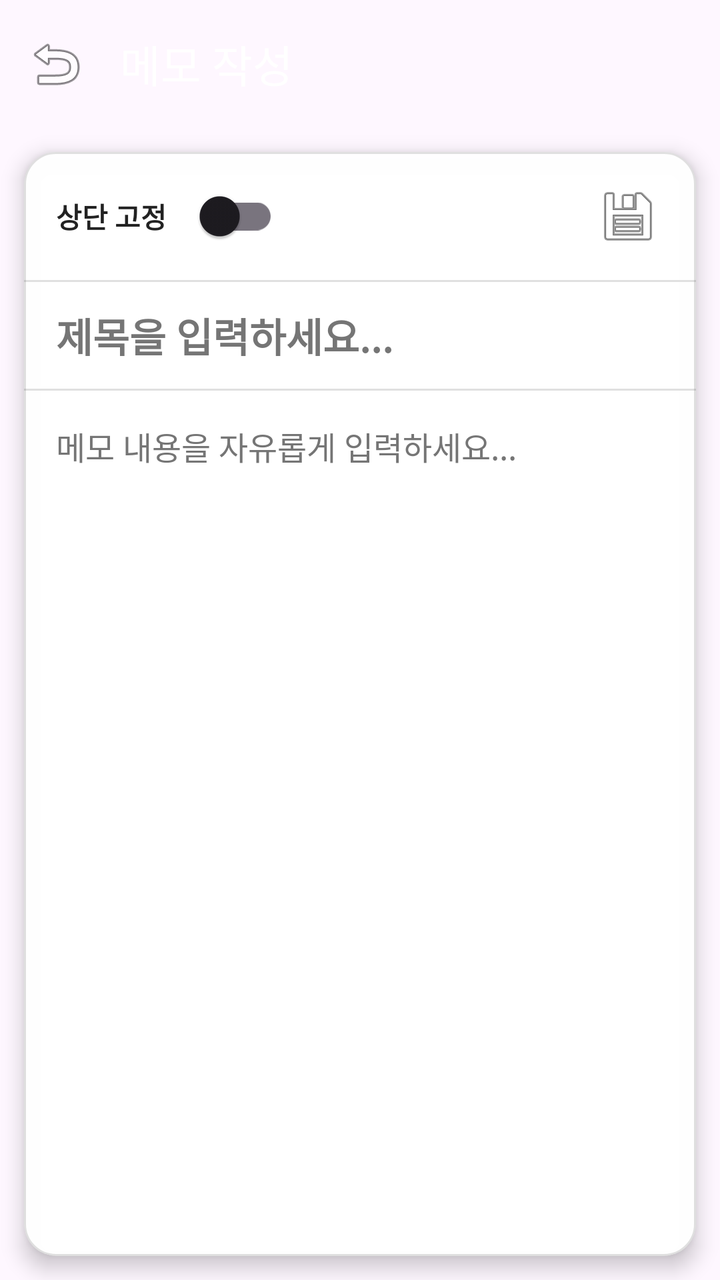
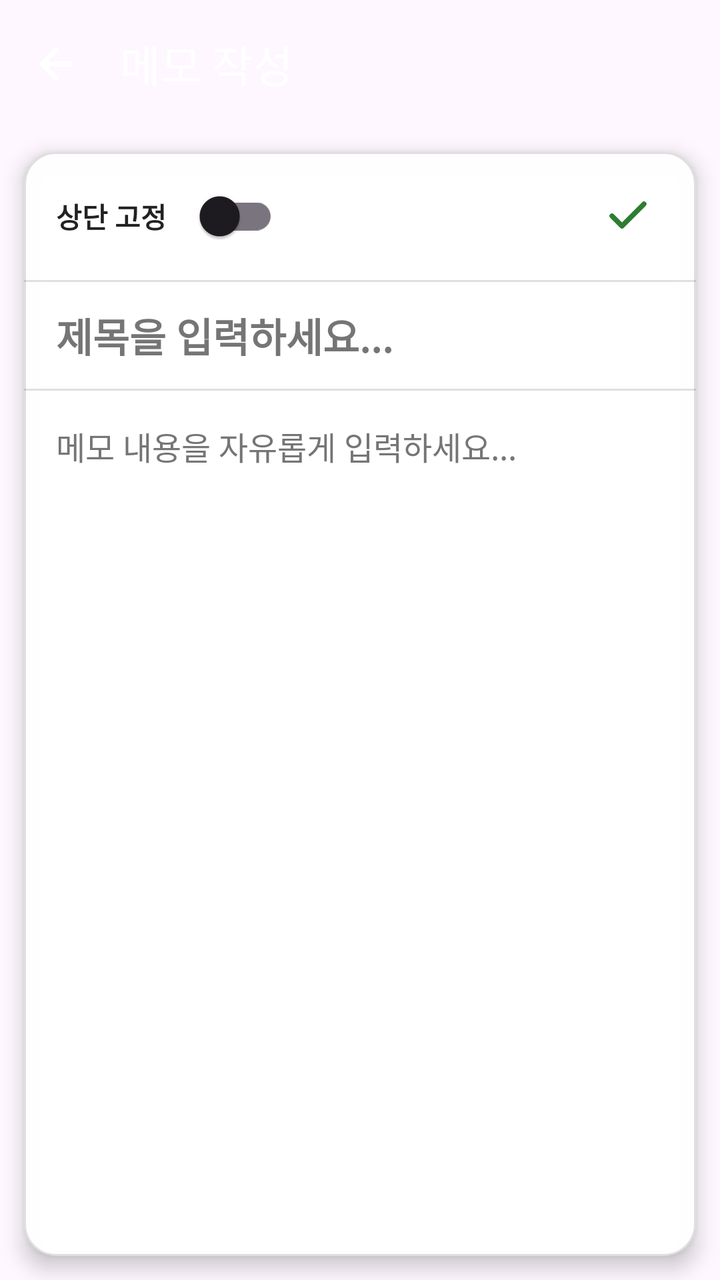

Screens rendered from an Android XML layout before and after an edit, with the pre-edit source and the edit as a unified diff.
<!-- AndroidManifest.xml: application theme Theme.MyPlayStore -->
<!-- res/layout/activity_memo_edit.xml -->
<?xml version="1.0" encoding="utf-8"?>
<LinearLayout xmlns:android="http://schemas.android.com/apk/res/android"
    xmlns:app="http://schemas.android.com/apk/res-auto"
    xmlns:tools="http://schemas.android.com/tools"
    android:id="@+id/layoutRoot"
    android:layout_width="match_parent"
    android:layout_height="match_parent"
    android:orientation="vertical"
    tools:context=".ui.edit.MemoEditActivity">

    <com.google.android.material.appbar.AppBarLayout
        android:layout_width="match_parent"
        android:layout_height="wrap_content"
        app:elevation="4dp">

        <com.google.android.material.appbar.MaterialToolbar
            android:id="@+id/toolbarEdit"
            android:layout_width="match_parent"
            android:layout_height="?attr/actionBarSize"
            app:navigationIcon="@android:drawable/ic_menu_revert"
            app:title="메모 작성"
            app:titleTextColor="@color/white" />
    </com.google.android.material.appbar.AppBarLayout>

    <com.google.android.material.card.MaterialCardView
        android:layout_width="match_parent"
        android:layout_height="0dp"
        android:layout_margin="12dp"
        android:layout_weight="1"
        app:cardBackgroundColor="#FAFFFFFF"
        app:cardCornerRadius="16dp"
        app:cardElevation="6dp"
        app:strokeColor="#1F000000"
        app:strokeWidth="1dp">

        <LinearLayout
            android:layout_width="match_parent"
            android:layout_height="match_parent"
            android:orientation="vertical">

            
            <LinearLayout
                android:layout_width="match_parent"
                android:layout_height="wrap_content"
                android:gravity="center_vertical"
                android:orientation="horizontal"
                android:paddingHorizontal="16dp"
                android:paddingVertical="8dp">

                <TextView
                    android:layout_width="wrap_content"
                    android:layout_height="wrap_content"
                    android:text="상단 고정"
                    android:textColor="#222222"
                    android:textSize="14sp"
                    android:textStyle="bold" />

                <com.google.android.material.switchmaterial.SwitchMaterial
                    android:id="@+id/switchPin"
                    android:layout_width="wrap_content"
                    android:layout_height="wrap_content"
                    android:layout_marginStart="8dp" />

                <View
                    android:layout_width="0dp"
                    android:layout_height="0dp"
                    android:layout_weight="1" />

                <ImageButton
                    android:id="@+id/btnDelete"
                    android:layout_width="36dp"
                    android:layout_height="36dp"
                    android:background="?attr/selectableItemBackgroundBorderless"
                    android:contentDescription="삭제"
                    android:src="@android:drawable/ic_menu_delete"
                    android:visibility="gone"
                    tools:visibility="visible" />

                <ImageButton
                    android:id="@+id/btnSave"
                    android:layout_width="36dp"
                    android:layout_height="36dp"
                    android:layout_marginStart="8dp"
                    android:background="?attr/selectableItemBackgroundBorderless"
                    android:contentDescription="저장"
                    android:src="@android:drawable/ic_menu_save" />
            </LinearLayout>

            <View
                android:layout_width="match_parent"
                android:layout_height="1dp"
                android:background="#E0E0E0" />

            <EditText
                android:id="@+id/etTitle"
                android:layout_width="match_parent"
                android:layout_height="wrap_content"
                android:background="@null"
                android:hint="제목을 입력하세요..."
                android:textColorHint="#757575"
                android:importantForAutofill="no"
                android:inputType="text"
                android:paddingHorizontal="16dp"
                android:paddingVertical="12dp"
                android:textColor="#111111"
                android:textSize="20sp"
                android:textStyle="bold" />

            <View
                android:layout_width="match_parent"
                android:layout_height="1dp"
                android:background="#E0E0E0" />

            <EditText
                android:id="@+id/etContent"
                android:layout_width="match_parent"
                android:layout_height="0dp"
                android:layout_weight="1"
                android:background="@null"
                android:gravity="top"
                android:hint="메모 내용을 자유롭게 입력하세요..."
                android:textColorHint="#757575"
                android:importantForAutofill="no"
                android:inputType="textMultiLine"
                android:padding="16dp"
                android:textColor="#222222"
                android:textSize="16sp" />

        </LinearLayout>
    </com.google.android.material.card.MaterialCardView>

</LinearLayout>
<!-- resources referenced by this layout -->
<resources>
  <color name="white">#FFFFFFFF</color>
  <style name="Theme.MyPlayStore" parent="Base.Theme.MyPlayStore" />
  <style name="Base.Theme.MyPlayStore" parent="Theme.Material3.DayNight.NoActionBar">
          
          
      </style>
</resources>

<!-- the commit's change to res/layout/activity_memo_edit.xml (unified diff, before → after) -->
@@ -17,7 +17,8 @@
             android:id="@+id/toolbarEdit"
             android:layout_width="match_parent"
             android:layout_height="?attr/actionBarSize"
-            app:navigationIcon="@android:drawable/ic_menu_revert"
+            app:navigationIcon="@drawable/ic_back"
+            app:navigationIconTint="@color/white"
             app:title="메모 작성"
             app:titleTextColor="@color/white" />
     </com.google.android.material.appbar.AppBarLayout>
@@ -72,7 +73,7 @@
                     android:layout_height="36dp"
                     android:background="?attr/selectableItemBackgroundBorderless"
                     android:contentDescription="삭제"
-                    android:src="@android:drawable/ic_menu_delete"
+                    android:src="@drawable/ic_delete"
                     android:visibility="gone"
                     tools:visibility="visible" />
 
@@ -83,7 +84,7 @@
                     android:layout_marginStart="8dp"
                     android:background="?attr/selectableItemBackgroundBorderless"
                     android:contentDescription="저장"
-                    android:src="@android:drawable/ic_menu_save" />
+                    android:src="@drawable/ic_save" />
             </LinearLayout>
 
             <View
@@ -97,12 +98,12 @@
                 android:layout_height="wrap_content"
                 android:background="@null"
                 android:hint="제목을 입력하세요..."
-                android:textColorHint="#757575"
                 android:importantForAutofill="no"
                 android:inputType="text"
                 android:paddingHorizontal="16dp"
                 android:paddingVertical="12dp"
                 android:textColor="#111111"
+                android:textColorHint="#757575"
                 android:textSize="20sp"
                 android:textStyle="bold" />
 
@@ -119,11 +120,11 @@
                 android:background="@null"
                 android:gravity="top"
                 android:hint="메모 내용을 자유롭게 입력하세요..."
-                android:textColorHint="#757575"
                 android:importantForAutofill="no"
                 android:inputType="textMultiLine"
                 android:padding="16dp"
                 android:textColor="#222222"
+                android:textColorHint="#757575"
                 android:textSize="16sp" />
 
         </LinearLayout>
<!-- resource entries referenced after the edit -->
@@ -1,6 +1,51 @@
 <!-- resources referenced by this layout -->
 <resources>
   <color name="white">#FFFFFFFF</color>
+  <!-- drawable ic_back (drawable) -->
+  <?xml version="1.0" encoding="utf-8"?>
+  <vector xmlns:android="http://schemas.android.com/apk/res/android"
+      android:width="24dp"
+      android:height="24dp"
+      android:viewportWidth="24"
+      android:viewportHeight="24">
+      <path
+          android:fillColor="#00000000"
+          android:pathData="M19,12H5M12,19l-7,-7 7,-7"
+          android:strokeWidth="2.5"
+          android:strokeColor="#FFFFFFFF"
+          android:strokeLineCap="round"
+          android:strokeLineJoin="round" />
+  </vector>
+  <!-- drawable ic_delete (drawable) -->
+  <?xml version="1.0" encoding="utf-8"?>
+  <vector xmlns:android="http://schemas.android.com/apk/res/android"
+      android:width="24dp"
+      android:height="24dp"
+      android:viewportWidth="24"
+      android:viewportHeight="24">
+      <path
+          android:fillColor="#00000000"
+          android:pathData="M3,6h18M19,6v14a2,2 0 0,1 -2,2H7a2,2 0 0,1 -2,-2V6m3,0V4a2,2 0 0,1 2,-2h4a2,2 0 0,1 2,2v2"
+          android:strokeWidth="2"
+          android:strokeColor="#E53935"
+          android:strokeLineCap="round"
+          android:strokeLineJoin="round" />
+  </vector>
+  <!-- drawable ic_save (drawable) -->
+  <?xml version="1.0" encoding="utf-8"?>
+  <vector xmlns:android="http://schemas.android.com/apk/res/android"
+      android:width="24dp"
+      android:height="24dp"
+      android:viewportWidth="24"
+      android:viewportHeight="24">
+      <path
+          android:fillColor="#00000000"
+          android:pathData="M20,6L9,17l-5,-5"
+          android:strokeWidth="2.5"
+          android:strokeColor="#2E7D32"
+          android:strokeLineCap="round"
+          android:strokeLineJoin="round" />
+  </vector>
   <style name="Theme.MyPlayStore" parent="Base.Theme.MyPlayStore" />
   <style name="Base.Theme.MyPlayStore" parent="Theme.Material3.DayNight.NoActionBar">
           
